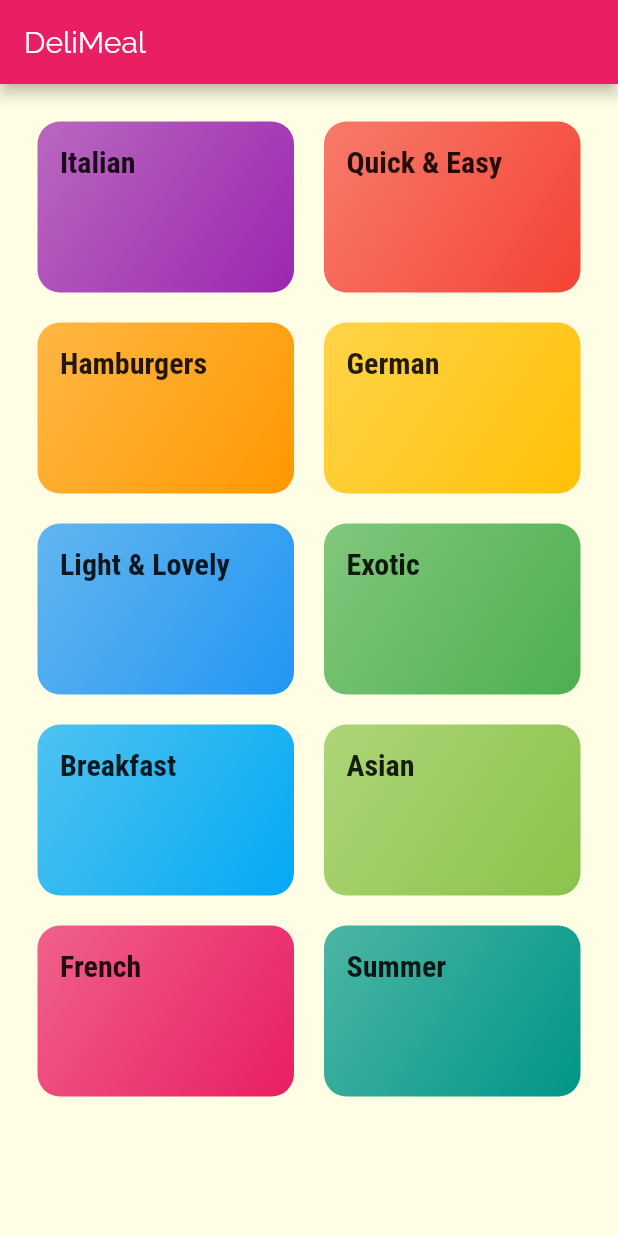
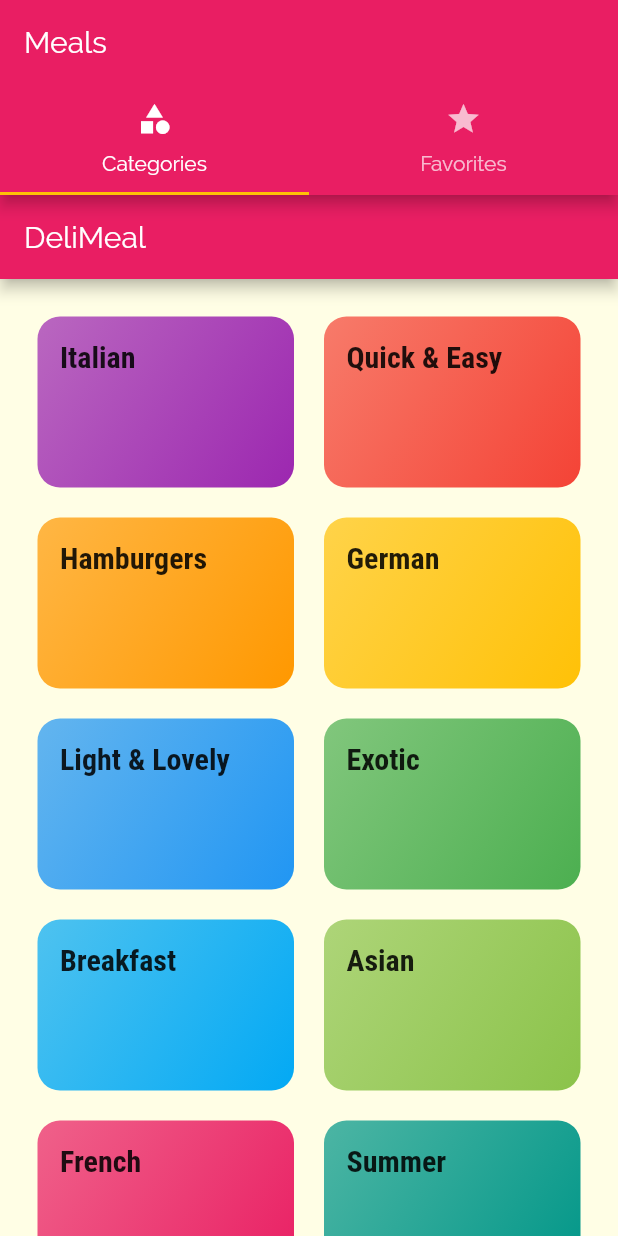
Before and after one commit to Reiko-Developer/MealsApp, a Flutter app: the screen it shows after launch, on a phone screen of 412 x 824 dp. Run offline on Flutter 3.47's test engine with Material 2 defaults, Android fonts, the phone set to English and light mode, and no system bars.

Commit message:
Added a TabBar to the home screen

```diff
--- a/lib/main.dart
+++ b/lib/main.dart
@@ -3,6 +3,7 @@ import 'package:flutter/material.dart';
 import './screens/category_meals_screen.dart';
 import './screens/meal_detail_screen.dart';
 import './screens/categories_screen.dart';
+import './screens/tabs_screen.dart';
 
 void main() {
   runApp(MyApp());
@@ -35,7 +36,7 @@ class MyApp extends StatelessWidget {
       //home: CategoriesScreen(),
       initialRoute: '/', //default is '/'
       routes: {
-        '/': (ctx) => CategoriesScreen(),
+        '/': (ctx) => TabScreen(),
         CategoryMealsScreen.routeName: (ctx) => CategoryMealsScreen(),
         MealDetailScreen.routeName: (ctx) => MealDetailScreen(),
       },
--- /dev/null
+++ b/lib/screens/tabs_screen.dart
@@ -0,0 +1,42 @@
+import 'package:MealsApp/screens/favorites_screen.dart';
+import 'package:flutter/material.dart';
+
+import './categories_screen.dart';
+
+class TabScreen extends StatefulWidget {
+  @override
+  _TabScreenState createState() => _TabScreenState();
+}
+
+class _TabScreenState extends State<TabScreen> {
+  @override
+  Widget build(BuildContext context) {
+    return DefaultTabController(
+      length: 2,
+      child: Scaffold(
+        appBar: AppBar(
+          title: Text('Meals'),
+          bottom: TabBar(
+            tabs: <Widget>[
+              //The order of the tabs must be the same as the screens below.
+              Tab(
+                icon: Icon(Icons.category),
+                text: 'Categories',
+              ),
+              Tab(
+                icon: Icon(Icons.star),
+                text: 'Favorites',
+              ),
+            ],
+          ),
+        ),
+        body: TabBarView(
+          children: <Widget>[
+            CategoriesScreen(),
+            FavoriteScreen(),
+          ],
+        ),
+      ),
+    );
+  }
+}
```
Also changed, not shown: lib/screens/favorites_screen.dart (added, +10 -0 lines), lib/screens/meal_detail_screen.dart (+75 -5 lines).
